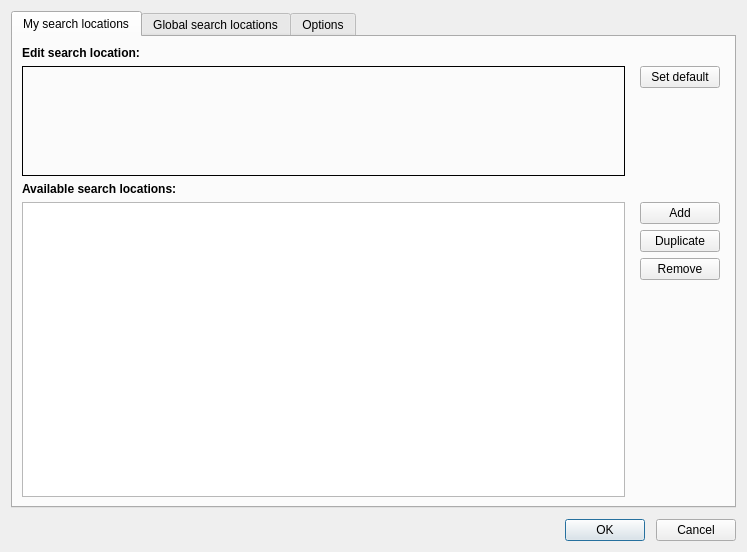
Before: the Qt Designer form dialogs/SettingsDialog.ui in otengler/CodeBeagle, drawn with Qt 5.
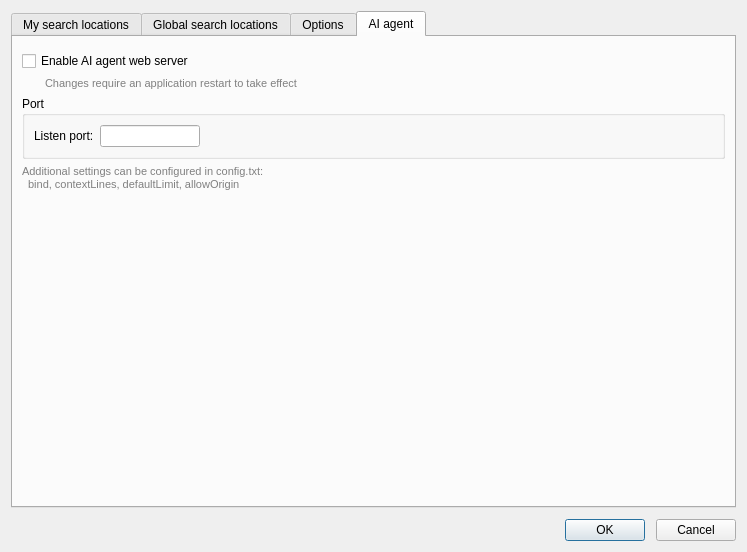
After: the same form once the commit is applied. The open tabs and pages were chosen to show the change. Custom widgets are drawn as their Qt base class.

Commit message: Config UI, api doc

The edit to the form file:
```diff
--- a/dialogs/SettingsDialog.ui
+++ b/dialogs/SettingsDialog.ui
@@ -444,6 +444,112 @@
        </item>
       </layout>
      </widget>
+     <widget class="QWidget" name="tabAgent">
+      <attribute name="title">
+       <string>AI agent</string>
+      </attribute>
+      <layout class="QVBoxLayout" name="verticalLayoutAgent">
+       <property name="leftMargin">
+        <number>9</number>
+       </property>
+       <property name="topMargin">
+        <number>14</number>
+       </property>
+       <property name="rightMargin">
+        <number>9</number>
+       </property>
+       <property name="bottomMargin">
+        <number>9</number>
+       </property>
+       <item>
+        <widget class="QCheckBox" name="checkAgentEnabled">
+         <property name="text">
+          <string>Enable AI agent web server</string>
+         </property>
+         <property name="toolTip">
+          <string>When enabled, AI agents can search code via HTTP requests to the configured port. Requires restart to take effect.</string>
+         </property>
+        </widget>
+       </item>
+       <item>
+        <widget class="QLabel" name="labelAgentRestartHint">
+         <property name="text">
+          <string>Changes require an application restart to take effect</string>
+         </property>
+         <property name="styleSheet">
+          <string notr="true">color: gray; font-size: 11px; padding-left: 20px;</string>
+         </property>
+        </widget>
+       </item>
+       <item>
+        <widget class="QGroupBox" name="groupBoxPort">
+         <property name="title">
+          <string>Port</string>
+         </property>
+         <layout class="QHBoxLayout" name="horizontalLayoutPort">
+          <item>
+           <widget class="QLabel" name="labelListenPort">
+            <property name="text">
+             <string>Listen port:</string>
+            </property>
+           </widget>
+          </item>
+          <item>
+           <widget class="QLineEdit" name="editAgentPort">
+            <property name="maximumSize">
+             <size>
+              <width>100</width>
+              <height>16777215</height>
+             </size>
+            </property>
+           </widget>
+          </item>
+          <item>
+           <spacer name="horizontalSpacerPort">
+            <property name="orientation">
+             <enum>Qt::Horizontal</enum>
+            </property>
+            <property name="sizeHint" stdset="0">
+             <size>
+              <width>40</width>
+              <height>20</height>
+             </size>
+            </property>
+           </spacer>
+          </item>
+         </layout>
+        </widget>
+       </item>
+       <item>
+        <widget class="QLabel" name="labelAgentInfo">
+         <property name="text">
+          <string>Additional settings can be configured in config.txt:
+  bind, contextLines, defaultLimit, allowOrigin</string>
+         </property>
+         <property name="wordWrap">
+          <bool>true</bool>
+         </property>
+         <property name="styleSheet">
+          <string notr="true">color: gray; font-size: 11px;</string>
+         </property>
+        </widget>
+       </item>
+       <item>
+        <spacer name="verticalSpacerAgent">
+         <property name="orientation">
+          <enum>Qt::Vertical</enum>
+         </property>
+         <property name="sizeHint" stdset="0">
+          <size>
+           <width>20</width>
+           <height>40</height>
+          </size>
+         </property>
+        </spacer>
+       </item>
+      </layout>
+     </widget>
+
     </widget>
    </item>
    <item>
```
The commit also changes 3 other files.
